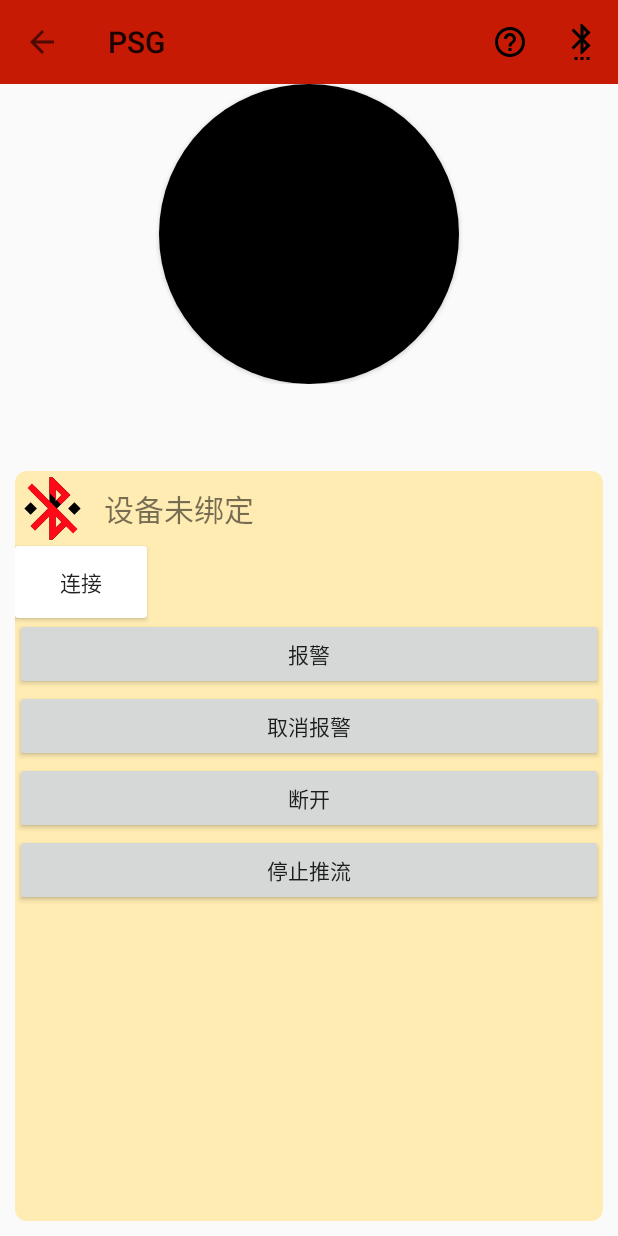
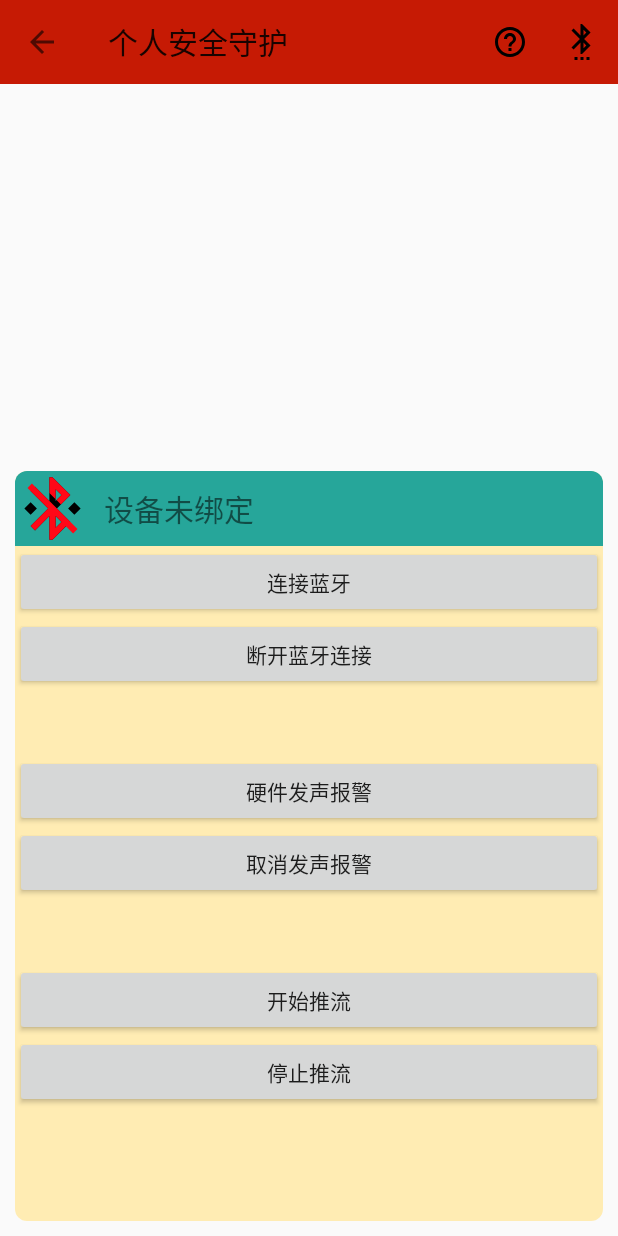
Before and after one commit to VihanChou/PSG, an Android app: the screen it shows after launch (MainActivity), after a tap on "登录", on a phone screen of 412 x 824 dp. Run offline under Robolectric (Android 15) with nearby library versions, the phone set to English and light mode, and no system bars; libraries missing offline, so code that uses them is left out: pub.devrel.easypermissions; 1 statement that could not run was skipped.

Commit message:
整理了一下代码，做了一些封装，功能上：蓝牙对接，RTMP推流

```diff
--- a/PSG/src/main/java/com/xunzhimei/psg/Activieties/LoginActivity.java
+++ b/PSG/src/main/java/com/xunzhimei/psg/Activieties/LoginActivity.java
@@ -162,7 +162,7 @@ public class LoginActivity extends AppCompatActivity implements OnClickListener
         mTv_aboutUs = (TextView) findViewById(R.id.tv_aboutUs);
         mTv_aboutUs.setOnClickListener(this);
 
-        System.out.println("LoginActivity-->"+"initViews"+android.os.Build.VERSION.SDK_INT);
+        System.out.println("LoginActivity-->" + "initViews" + android.os.Build.VERSION.SDK_INT);
 
     }
 
--- a/PSG/src/main/java/com/xunzhimei/psg/Activieties/MainActivity.java
+++ b/PSG/src/main/java/com/xunzhimei/psg/Activieties/MainActivity.java
@@ -1,11 +1,9 @@
 package com.xunzhimei.psg.Activieties;
 
 import android.Manifest;
-import android.annotation.TargetApi;
 
 import android.app.AlertDialog;
 //import android.app.NotificationChannel;
-import android.app.NotificationManager;
 
 import android.content.ComponentName;
 import android.content.Context;
@@ -40,7 +38,12 @@ import java.util.List;
 
 import pub.devrel.easypermissions.EasyPermissions;
 
-
+/**
+ * Class  :MainActivity
+ * Author :created by Vihan
+ * Email  :vihanmy@google.com
+ * Notes  :
+ **/
 public class MainActivity extends AppCompatActivity implements EasyPermissions.PermissionCallbacks
 {
     //Views
@@ -51,6 +54,7 @@ public class MainActivity extends AppCompatActivity implements EasyPermissions.P
     private TextView mTv_confiState;
     private SharedPreferences mSharedPreferences;
 
+    //动态权限申请
     private String[] permissions = {
             Manifest.permission.ACCESS_COARSE_LOCATION,
             Manifest.permission.RECORD_AUDIO,
@@ -61,9 +65,10 @@ public class MainActivity extends AppCompatActivity implements EasyPermissions.P
 
     //绑定服务
     private ServiceConnection mServiceConnection;
-    private BLEService.My4Activity mControlBle;
+    private BLEService.channel2Activity mControlBle;
 
 
+    //-----------------------------------------------Activity固有方法-----------------------------------------
     @Override
     protected void onCreate(Bundle savedInstanceState)
     {
@@ -76,16 +81,74 @@ public class MainActivity extends AppCompatActivity implements EasyPermissions.P
         initViews();
         initUI();
         askPermission();
-        SpeciaPermission();
+//        SpeciaPermission();
     }
 
-    private void SpeciaPermission()
+    @Override
+    public void onActivityResult(int requestCode, int resultCode, Intent data)
     {
-        Intent intent = new Intent(Settings.ACTION_MANAGE_OVERLAY_PERMISSION);
-        intent.setData(Uri.parse("package:" + getPackageName()));
-        startActivityForResult(intent, 100);
+        super.onActivityResult(requestCode, resultCode, data);
+        if (requestCode == REQUEST_ENABLE_PERMISSION)
+        {
+            if (!EasyPermissions.hasPermissions(this, permissions))
+            {
+
+                EasyPermissions.requestPermissions(this, "请打开所有权限，否则程序将无法正常运行",
+                        REQUEST_ENABLE_PERMISSION, permissions);
+            }
+            else
+            {
+                Toast.makeText(this, "已授权", Toast.LENGTH_SHORT).show();
+            }
+        }
     }
 
+    @Override
+    public void finish()
+    {
+        Intent intent = new Intent(this, BLEService.class);
+        unbindService(mServiceConnection);
+        super.finish();
+    }
+
+
+    //该方法用于向  setSupportActionBar(mToolBar);  设置的ToolBar中设置菜单
+    @Override
+    public boolean onCreateOptionsMenu(Menu menu)
+    {
+        getMenuInflater().inflate(R.menu.menu_4_mainactivity, menu);
+        return true;
+    }
+
+    //Actionbar  点击事件
+    @Override
+    public boolean onOptionsItemSelected(MenuItem item)
+    {
+        switch (item.getItemId())
+        {
+            case R.id.bt_ScanBlu:
+                Intent intent = new Intent(getApplicationContext(), ScanBluActivity.class);
+                startActivity(intent);
+                break;
+
+            case R.id.bt_Help:
+                Intent ntent = new Intent(getApplicationContext(), ScanBluActivity.class);
+                startActivity(ntent);
+                break;
+        }
+        return super.onOptionsItemSelected(item);
+    }
+
+
+    @Override
+    protected void onStart()
+    {
+        initUI();
+        super.onStart();
+    }
+
+
+    //-----------------------------------------------初始化-----------------------------------------
 
 //    @TargetApi(Build.VERSION_CODES.O)
 //    private void createNotificationChannel(String channelId, String channelName, int importance)
@@ -111,7 +174,7 @@ public class MainActivity extends AppCompatActivity implements EasyPermissions.P
             public void onServiceConnected(ComponentName componentName, IBinder iBinder)
             {
                 System.out.println("MainActivity-->" + "onServiceConnected" + "");
-                mControlBle = (BLEService.My4Activity) iBinder;
+                mControlBle = (BLEService.channel2Activity) iBinder;
             }
 
             @Override
@@ -148,61 +211,26 @@ public class MainActivity extends AppCompatActivity implements EasyPermissions.P
             actionBar.setDisplayHomeAsUpEnabled(true);
         }
 
-        mBt_bootCheck = (Button) findViewById(R.id.bt_bootcheck);
         mTv_confiState = (TextView) findViewById(R.id.tv_confiState);
         mIv_confiState = (ImageView) findViewById(R.id.iv_confiState);
     }
 
-    //该方法用于向  setSupportActionBar(mToolBar);  设置的ToolBar中设置菜单
-    @Override
-    public boolean onCreateOptionsMenu(Menu menu)
-    {
-        getMenuInflater().inflate(R.menu.menu_4_mainactivity, menu);
-        return true;
-    }
+//    public void bt_BootCheck(View view)
+//    {
+//        if (mBoot_Flag)
+//        {
+//            mBt_bootCheck.setBackground(getDrawable(R.drawable.mainbuttonshape));
+//        }
+//        else
+//        {
+//            mBt_bootCheck.setBackground(getDrawable(R.drawable.mainbuttonshapegreen));
+//        }
+//        mBoot_Flag = !mBoot_Flag;
+//
+//    }
 
-    //Actionbar  点击事件
-    @Override
-    public boolean onOptionsItemSelected(MenuItem item)
-    {
-        switch (item.getItemId())
-        {
-            case R.id.bt_ScanBlu:
-                Intent intent = new Intent(getApplicationContext(), ScanBluActivity.class);
-                startActivity(intent);
-                break;
-
-            case R.id.bt_Help:
-                Intent ntent = new Intent(getApplicationContext(), ScanBluActivity.class);
-                startActivity(ntent);
-                break;
-        }
-        return super.onOptionsItemSelected(item);
-    }
-
-    public void bt_BootCheck(View view)
-    {
-        if (mBoot_Flag)
-        {
-            mBt_bootCheck.setBackground(getDrawable(R.drawable.mainbuttonshape));
-        }
-        else
-        {
-            mBt_bootCheck.setBackground(getDrawable(R.drawable.mainbuttonshapegreen));
-        }
-        mBoot_Flag = !mBoot_Flag;
-
-    }
-
-    @Override
-    protected void onStart()
-    {
-        initUI();
-        super.onStart();
-    }
 
     //-----------------------------------------------------权限申请相关----------------------------------------------------------------
-
     public void askPermission()
     {
 
@@ -224,6 +252,13 @@ public class MainActivity extends AppCompatActivity implements EasyPermissions.P
 
     }
 
+    private void SpeciaPermission()
+    {
+        Intent intent = new Intent(Settings.ACTION_MANAGE_OVERLAY_PERMISSION);
+        intent.setData(Uri.parse("package:" + getPackageName()));
+        startActivityForResult(intent, 100);
+    }
+
     @Override
     public void onRequestPermissionsResult(int requestCode, @NonNull String[] permissions, @NonNull int[] grantResults)
     {
@@ -236,7 +271,6 @@ public class MainActivity extends AppCompatActivity implements EasyPermissions.P
     @Override
     public void onPermissionsGranted(int requestCode, List<String> perms)
     {
-
         Log.i("ble", "获取成功的权限" + perms);
     }
 
@@ -285,27 +319,8 @@ public class MainActivity extends AppCompatActivity implements EasyPermissions.P
         Log.i("ble", "获取失败的权限" + perms);
     }
 
-    @Override
-    public void onActivityResult(int requestCode, int resultCode, Intent data)
-    {
 
-
-        super.onActivityResult(requestCode, resultCode, data);
-        if (requestCode == REQUEST_ENABLE_PERMISSION)
-        {
-            if (!EasyPermissions.hasPermissions(this, permissions))
-            {
-
-                EasyPermissions.requestPermissions(this, "请打开所有权限，否则程序将无法正常运行",
-                        REQUEST_ENABLE_PERMISSION, permissions);
-            }
-            else
-            {
-                Toast.makeText(this, "已授权", Toast.LENGTH_SHORT).show();
-            }
-        }
-    }
-
+    //---------------------------------------------------------------蓝牙连接，推流相关-----------------------------------------------------
 
     public void bt_con2ble(View view)
     {
@@ -331,16 +346,14 @@ public class MainActivity extends AppCompatActivity implements EasyPermissions.P
     }
 
 
-    @Override
-    public void finish()
-    {
-        Intent intent = new Intent(this, BLEService.class);
-        unbindService(mServiceConnection);
-        super.finish();
-    }
-
     public void bt_stopPush(View view)
     {
         mControlBle.doMethod_stopPush();
     }
+
+
+    public void bt_startPush(View view)
+    {
+        mControlBle.doMethod_startPush();
+    }
 }
--- a/PSG/src/main/java/com/xunzhimei/psg/Activieties/ScanBluActivity.java
+++ b/PSG/src/main/java/com/xunzhimei/psg/Activieties/ScanBluActivity.java
@@ -45,8 +45,6 @@ import java.util.List;
 
 public class ScanBluActivity extends AppCompatActivity
 {
-
-
     //蓝牙相关
     private BluetoothAdapter mBluetoothAdapter;
     private BluetoothManager mBluetoothManager;
--- /dev/null
+++ b/PSG/src/main/java/com/xunzhimei/psg/Activieties/WelcomActivity.java
@@ -0,0 +1,74 @@
+package com.xunzhimei.psg.Activieties;
+
+import android.content.Intent;
+import android.content.pm.ApplicationInfo;
+import android.content.pm.PackageManager;
+import android.os.Build;
+import android.support.v7.app.AppCompatActivity;
+import android.os.Bundle;
+import android.view.View;
+import android.view.WindowManager;
+
+import com.xunzhimei.psg.R;
+
+public class WelcomActivity extends AppCompatActivity
+{
+    private boolean mIsTokenOk = false;
+
+    @Override
+    protected void onCreate(Bundle savedInstanceState)
+    {
+        super.onCreate(savedInstanceState);
+        setContentView(R.layout.activity_welcome);
+        hideBottomUIMenu();
+
+
+        Thread thread = new Thread()
+        {
+            //创建子线程
+            @Override
+            public void run()
+            {
+                try
+                {
+                    sleep(2000);//使程序休眠1秒
+                    if (mIsTokenOk)
+                    {
+                        Intent intent = new Intent(getApplicationContext(), MainActivity.class);//启动MainActivity
+                        startActivity(intent);
+                    }
+                    else
+                    {
+                        Intent intent = new Intent(getApplicationContext(), LoginActivity.class);//启动MainActivity
+                        startActivity(intent);
+                    }
+                    finish();//关闭当前活动
+                }
+                catch (Exception e)
+                {
+                    e.printStackTrace();
+                }
+            }
+        };
+        thread.start();//启动线程
+    }
+
+    //隐藏虚拟按键，并且全屏
+    protected void hideBottomUIMenu()
+    {
+        //隐藏虚拟按键，并且全屏
+        if (Build.VERSION.SDK_INT > 11 && Build.VERSION.SDK_INT < 19)
+        { // lower api
+            View v = this.getWindow().getDecorView();
+            v.setSystemUiVisibility(View.GONE);
+        }
+        else if (Build.VERSION.SDK_INT >= 19)
+        {
+            //for new api versions.
+            View decorView = getWindow().getDecorView();
+            int uiOptions = View.SYSTEM_UI_FLAG_HIDE_NAVIGATION | View.SYSTEM_UI_FLAG_IMMERSIVE_STICKY;
+            decorView.setSystemUiVisibility(uiOptions);
+        }
+    }
+
+}
--- /dev/null
+++ b/PSG/src/main/res/drawable/bac_welcome.xml
@@ -0,0 +1,9 @@
+<shape xmlns:android="http://schemas.android.com/apk/res/android"
+       android:shape="rectangle">
+    <gradient
+        android:angle="135"
+        android:centerColor="#009688"
+        android:endColor="#00695C"
+        android:startColor="#4DB6AC"
+        android:type="linear"/>
+</shape>
--- a/PSG/src/main/res/layout/activity_main.xml
+++ b/PSG/src/main/res/layout/activity_main.xml
@@ -18,18 +18,9 @@
 
     <LinearLayout
         android:layout_width="match_parent"
-        android:layout_height="200dp"
+        android:layout_height="10dp"
         android:gravity="center">
 
-        <Button
-            android:id="@+id/bt_bootcheck"
-            android:layout_width="200dp"
-            android:layout_height="200dp"
-            android:layout_gravity="center"
-            android:background="@drawable/mainbuttonshape"
-            android:onClick="bt_BootCheck"
-            android:text=""
-            />
 
     </LinearLayout>
 
@@ -61,6 +52,7 @@
                 <LinearLayout
                     android:layout_width="match_parent"
                     android:layout_height="wrap_content"
+                    android:background="#26A69A"
                     android:orientation="horizontal">
 
                     <ImageView
@@ -80,44 +72,54 @@
                         android:text="设备未配置"
                         android:textSize="20sp"
                         />
-
-
                 </LinearLayout>
 
-                <android.support.v7.widget.CardView
-                    android:layout_width="wrap_content"
-                    android:layout_height="wrap_content">
+                <Button
+                    android:layout_width="match_parent"
+                    android:layout_height="wrap_content"
+                    android:onClick="bt_con2ble"
+                    android:text="连接蓝牙"
+                    />
 
-                    <Button
-                        android:layout_width="match_parent"
-                        android:layout_height="wrap_content"
-                        android:background="@null"
-                        android:onClick="bt_con2ble"
-                        android:text="连接"
-                        />
+                <Button
+                    android:layout_width="match_parent"
+                    android:layout_height="wrap_content"
+                    android:onClick="bt_disConnect"
+                    android:text="断开蓝牙连接"
+                    />
 
-
-                </android.support.v7.widget.CardView>
+                <View
+                    android:layout_width="match_parent"
+                    android:layout_height="3dp"
+                    android:layout_marginBottom="20dp"
+                    android:layout_marginTop="20dp"/>
 
                 <Button
                     android:layout_width="match_parent"
                     android:layout_height="wrap_content"
                     android:onClick="bt_alarm"
-                    android:text="报警"
+                    android:text="硬件发声报警"
                     />
 
                 <Button
                     android:layout_width="match_parent"
                     android:layout_height="wrap_content"
                     android:onClick="bt_disalarm"
-                    android:text="取消报警"
+                    android:text="取消发声报警"
                     />
+
+
+                <View
+                    android:layout_width="match_parent"
+                    android:layout_height="3dp"
+                    android:layout_marginBottom="20dp"
+                    android:layout_marginTop="20dp"/>
 
                 <Button
                     android:layout_width="match_parent"
                     android:layout_height="wrap_content"
-                    android:onClick="bt_disConnect"
-                    android:text="断开"
+                    android:onClick="bt_startPush"
+                    android:text="开始推流"
                     />
 
                 <Button
@@ -126,13 +128,14 @@
                     android:onClick="bt_stopPush"
                     android:text="停止推流"
                     />
-
-
             </LinearLayout>
 
 
         </android.support.v7.widget.CardView>
 
+
+
+
     </RelativeLayout>
 
 
--- a/PSG/src/main/res/values/strings.xml
+++ b/PSG/src/main/res/values/strings.xml
@@ -1,5 +1,5 @@
 <resources>
-    <string name="app_name">PSG</string>
+    <string name="app_name">个人安全守护</string>
     <string name="title_activity_login">Sign in</string>
 
     <!-- Strings related to login -->
--- a/PSG/src/main/res/values/styles.xml
+++ b/PSG/src/main/res/values/styles.xml
@@ -9,4 +9,14 @@
         <item name="colorAccent">@color/colorAccent</item>
     </style>
 
+    <!--最开始的欢迎界面-->
+    <style name="AppTheme.NoActionBarWithBackGround">
+        <item name="windowActionBar">false</item>
+        <item name="windowNoTitle">true</item>
+        <item name="android:windowFullscreen">true</item>
+        <item name="android:windowDrawsSystemBarBackgrounds">true</item>
+        <item name="android:windowBackground">@drawable/bac_welcome</item>
+        <item name="android:windowIsTranslucent">true</item>
+    </style>
+
 </resources>
```
Also changed, not shown: PSG/build.gradle (+6 -5 lines), PSG/src/main/AndroidManifest.xml (+29 -25 lines), PSG/src/main/java/com/xunzhimei/psg/Service/BLEService.java (+36 -42 lines), PSG/src/main/java/com/xunzhimei/psg/Utils/Constants.java (+3 -5 lines), PSG/src/main/java/com/xunzhimei/psg/Utils/PushVideo.java (+16 -14 lines), PSG/src/main/res/layout/activity_welcom.xml (added, +10 -0 lines), PSG/src/main/res/layout/activity_welcome.xml (added, +47 -0 lines), PSG/src/main/res/drawable-v24/ic_launche1.png (deleted), PSG/src/main/res/drawable/ic_xzm_icon.jpg (added), PSG/src/main/res/drawable/ic_xzm_secu.jpg (added), PSG/src/main/res/mipmap-anydpi-v26/pic_welcom.jpeg (added), 1 other file.
